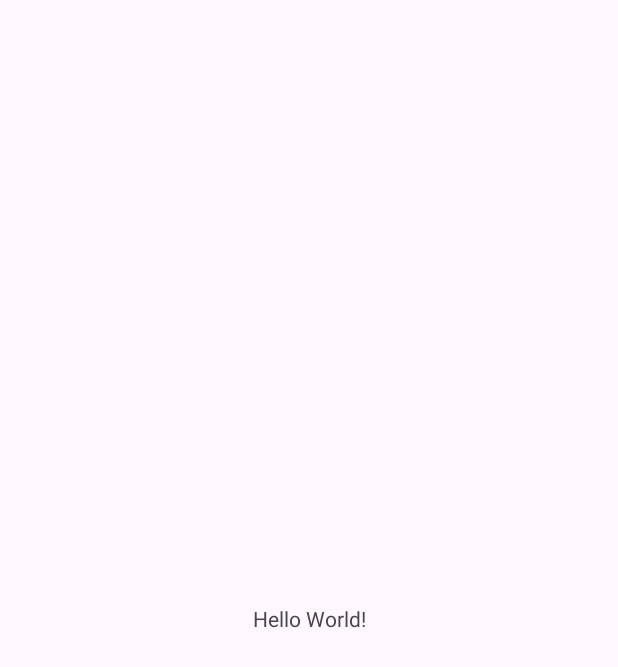
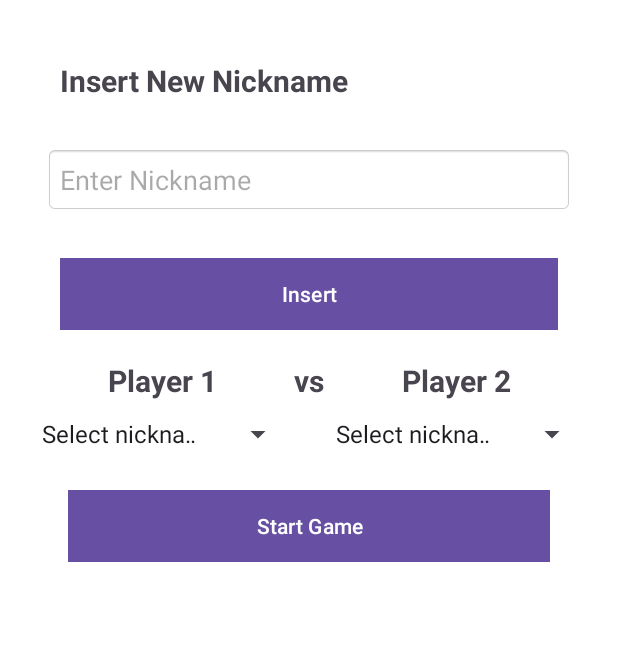
Before and after one commit to aqilnorlie/TicTacTao, an Android app: the MainActivity screen opened directly, with no data from a screen before it, on a phone screen of 412 x 824 dp. Before the commit the part shown is almost empty. Shown: the top 667 px of the screen. Run offline under Robolectric (Android 15) with nearby library versions, the phone set to English and light mode, and no system bars.

Commit message:
insert nickname

```diff
--- a/app/src/main/java/com/example/loginsignup/LoginActivity.java
+++ b/app/src/main/java/com/example/loginsignup/LoginActivity.java
@@ -51,10 +51,11 @@ public class LoginActivity extends AppCompatActivity{
                 }else{
                     int phoneNum = Integer.parseInt(phoneString);
                     authentication = db.authentication(phoneNum, password);
-                    if(authentication == 0){
+                    if(authentication == -1){
                         Toast.makeText(getApplicationContext(), "Wrong Phone Number or Password", Toast.LENGTH_LONG).show();
                     }else{
                         Intent intent = new Intent(LoginActivity.this, MainActivity.class);
+                        intent.putExtra("hostId", authentication);
                         startActivity(intent);
                     }
 
--- a/app/src/main/java/com/example/loginsignup/MainActivity.java
+++ b/app/src/main/java/com/example/loginsignup/MainActivity.java
@@ -1,24 +1,112 @@
 package com.example.loginsignup;
 
+import android.content.Intent;
 import android.os.Bundle;
+import android.view.View;
+import android.widget.ArrayAdapter;
+import android.widget.Button;
+import android.widget.EditText;
+import android.widget.Spinner;
+import android.widget.Toast;
 
 import androidx.activity.EdgeToEdge;
 import androidx.appcompat.app.AppCompatActivity;
-import androidx.core.graphics.Insets;
-import androidx.core.view.ViewCompat;
-import androidx.core.view.WindowInsetsCompat;
+
+import java.util.ArrayList;
+import java.util.List;
 
 public class MainActivity extends AppCompatActivity {
+
+    DatabaseHelper db;
+    EditText nickname_edt;
+    Button insert_nickname_btn, start_game_btn;
+    Spinner player1, player2;
+    int hostId;
 
     @Override
     protected void onCreate(Bundle savedInstanceState) {
         super.onCreate(savedInstanceState);
         EdgeToEdge.enable(this);
         setContentView(R.layout.activity_main);
-        ViewCompat.setOnApplyWindowInsetsListener(findViewById(R.id.main), (v, insets) -> {
-            Insets systemBars = insets.getInsets(WindowInsetsCompat.Type.systemBars());
-            v.setPadding(systemBars.left, systemBars.top, systemBars.right, systemBars.bottom);
-            return insets;
+
+        Intent intent = getIntent();
+        hostId = intent.getIntExtra("hostId", -1);
+
+        nickname_edt = findViewById(R.id.nickname_edt);
+        insert_nickname_btn = findViewById(R.id.insert_nickname_btn);
+        start_game_btn = findViewById(R.id.start_game_btn);
+        player1 = findViewById(R.id.player1);
+        player2 = findViewById(R.id.player2);
+
+        db = new DatabaseHelper(this);
+
+        // Initial load of spinner items
+        refreshSpinners();
+
+        insert_nickname_btn.setOnClickListener(new View.OnClickListener() {
+            @Override
+            public void onClick(View v) {
+
+                String nickname;
+                boolean ins;
+                nickname = nickname_edt.getText().toString().trim();
+
+                ins = db.insertNickname(hostId, nickname);
+                if(ins){
+                    Toast.makeText(getApplicationContext(), "Successfully add new nickname", Toast.LENGTH_LONG).show();
+                    refreshSpinners();
+                }else{
+                    Toast.makeText(getApplicationContext(), "This nickname already insert, please try others", Toast.LENGTH_LONG).show();
+                }
+
+
+            }
         });
+
+        start_game_btn.setOnClickListener(new View.OnClickListener() {
+            @Override
+            public void onClick(View v) {
+                String player1Nickname = player1.getSelectedItem().toString();
+                String player2Nickname = player2.getSelectedItem().toString();
+
+                if(player1Nickname.equals("Select nickname") || player2Nickname.equals("Select nickname")){
+                    Toast.makeText(getApplicationContext(), "Please Select Players Nickname", Toast.LENGTH_LONG).show();
+                }
+
+                if(player1Nickname.equals(player2Nickname)){
+                    Toast.makeText(getApplicationContext(), "Please Select Different Nickname Players", Toast.LENGTH_LONG).show();
+                }else{
+                    //go to tictactao
+                }
+
+
+
+
+
+            }
+        });
+
+
+
     }
+
+
+
+    private void refreshSpinners() {
+        // Fetch nicknames from database
+        List<String> nicknames = db.getAllNicknames(hostId);
+
+        List<String> spinnerItems = new ArrayList<>();
+        spinnerItems.add("Select nickname");
+        spinnerItems.addAll(nicknames);
+
+        ArrayAdapter<String> adapter = new ArrayAdapter<>(this,
+                android.R.layout.simple_spinner_item, spinnerItems);
+
+        adapter.setDropDownViewResource(android.R.layout.simple_spinner_dropdown_item);
+
+        player1.setAdapter(adapter);
+        player2.setAdapter(adapter);
+    }
+
 }
--- a/app/src/main/res/layout/activity_main.xml
+++ b/app/src/main/res/layout/activity_main.xml
@@ -1,19 +1,115 @@
 <?xml version="1.0" encoding="utf-8"?>
-<androidx.constraintlayout.widget.ConstraintLayout xmlns:android="http://schemas.android.com/apk/res/android"
+<LinearLayout xmlns:android="http://schemas.android.com/apk/res/android"
     xmlns:app="http://schemas.android.com/apk/res-auto"
     xmlns:tools="http://schemas.android.com/tools"
     android:id="@+id/main"
     android:layout_width="match_parent"
     android:layout_height="match_parent"
-    tools:context=".MainActivity">
+    tools:context=".MainActivity"
+    android:padding="20dp"
+    android:background="@android:color/white"
+    android:orientation="vertical"
+    >
 
     <TextView
-        android:layout_width="wrap_content"
+        android:layout_width="match_parent"
         android:layout_height="wrap_content"
-        android:text="Hello World!"
-        app:layout_constraintBottom_toBottomOf="parent"
-        app:layout_constraintEnd_toEndOf="parent"
-        app:layout_constraintStart_toStartOf="parent"
-        app:layout_constraintTop_toTopOf="parent" />
+        android:padding="10dp"
+        android:layout_marginTop="20dp"
+        android:layout_margin="10dp"
+        android:text="Insert New Nickname"
+        android:textSize="20sp"
+        android:textStyle="bold" />
 
-</androidx.constraintlayout.widget.ConstraintLayout>
+    <EditText
+        android:id="@+id/nickname_edt"
+        android:layout_width="match_parent"
+        android:layout_height="wrap_content"
+        android:hint="Enter Nickname"
+        android:inputType="text"
+        android:layout_marginBottom="20dp"
+        android:padding="10dp"
+        android:layout_margin="10dp"
+        android:background="@android:drawable/editbox_background_normal"/>
+
+    <Button
+        android:id="@+id/insert_nickname_btn"
+        android:layout_width="match_parent"
+        android:layout_height="wrap_content"
+        android:text="Insert"
+        android:layout_margin="20dp"
+        android:background="@android:color/holo_blue_light"
+        android:textColor="@android:color/white"
+        android:padding="10dp"/>
+
+    <LinearLayout
+        android:layout_width="match_parent"
+        android:layout_height="wrap_content"
+        android:orientation="horizontal"
+        android:layout_marginBottom="10dp"
+        >
+
+        <TextView
+            android:layout_width="0dp"
+            android:layout_height="wrap_content"
+            android:layout_weight="1"
+            android:gravity="center"
+            android:text="Player 1"
+            android:textSize="20sp"
+            android:textStyle="bold" />
+
+        <TextView
+            android:layout_width="wrap_content"
+            android:layout_height="wrap_content"
+            android:gravity="center"
+            android:text="vs"
+            android:textSize="20sp"
+            android:textStyle="bold" />
+
+        <TextView
+            android:layout_width="0dp"
+            android:layout_height="wrap_content"
+            android:layout_weight="1"
+            android:gravity="center"
+            android:text="Player 2"
+            android:textSize="20sp"
+            android:textStyle="bold" />
+    </LinearLayout>
+
+    <LinearLayout
+        android:layout_width="match_parent"
+        android:layout_height="wrap_content"
+        android:orientation="horizontal"
+        android:layout_gravity="center"
+        >
+
+        <Spinner
+            android:id="@+id/player1"
+            android:layout_width="0dp"
+            android:layout_height="wrap_content"
+            android:layout_weight="1"
+            android:layout_marginEnd="10dp"
+            />
+
+        <Spinner
+            android:id="@+id/player2"
+            android:layout_width="0dp"
+            android:layout_height="wrap_content"
+            android:layout_weight="1"
+            android:layout_marginStart="10dp"
+            />
+
+
+
+    </LinearLayout>
+    <Button
+        android:id="@+id/start_game_btn"
+        android:layout_width="match_parent"
+        android:layout_height="wrap_content"
+        android:text="Start Game"
+        android:layout_margin="25dp"
+        android:background="@android:color/holo_blue_light"
+        android:textColor="@android:color/white"
+        android:padding="10dp"/>
+
+</LinearLayout>
```
Also changed, not shown: app/src/main/java/com/example/loginsignup/DatabaseHelper.java (+66 -5 lines).
